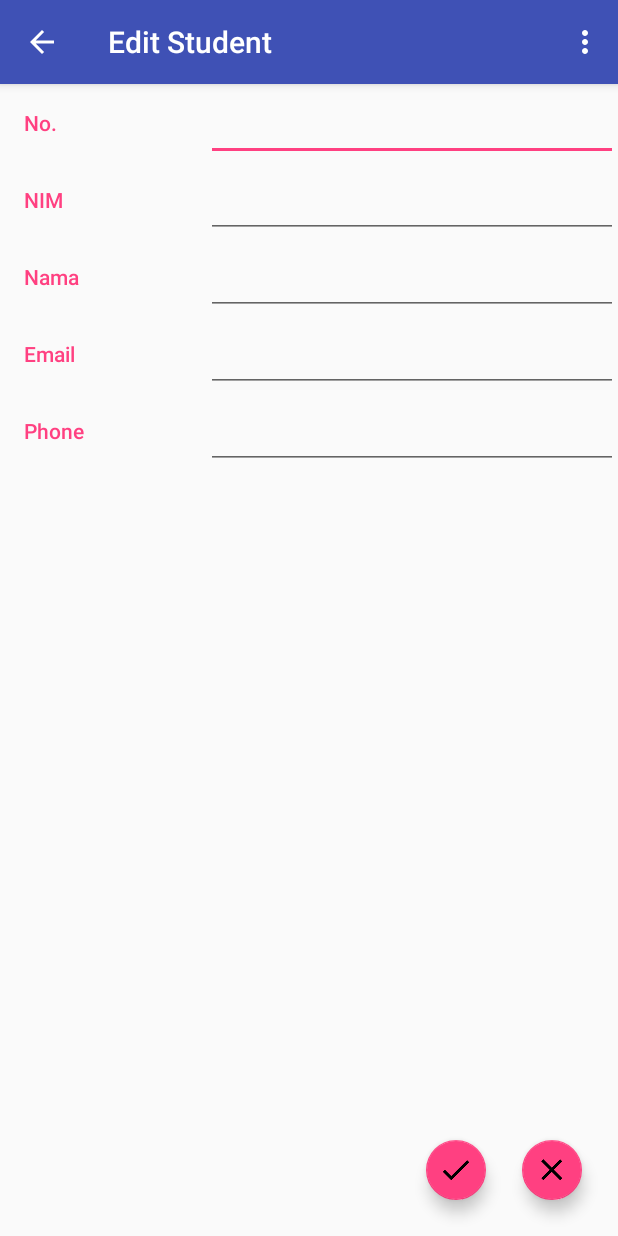
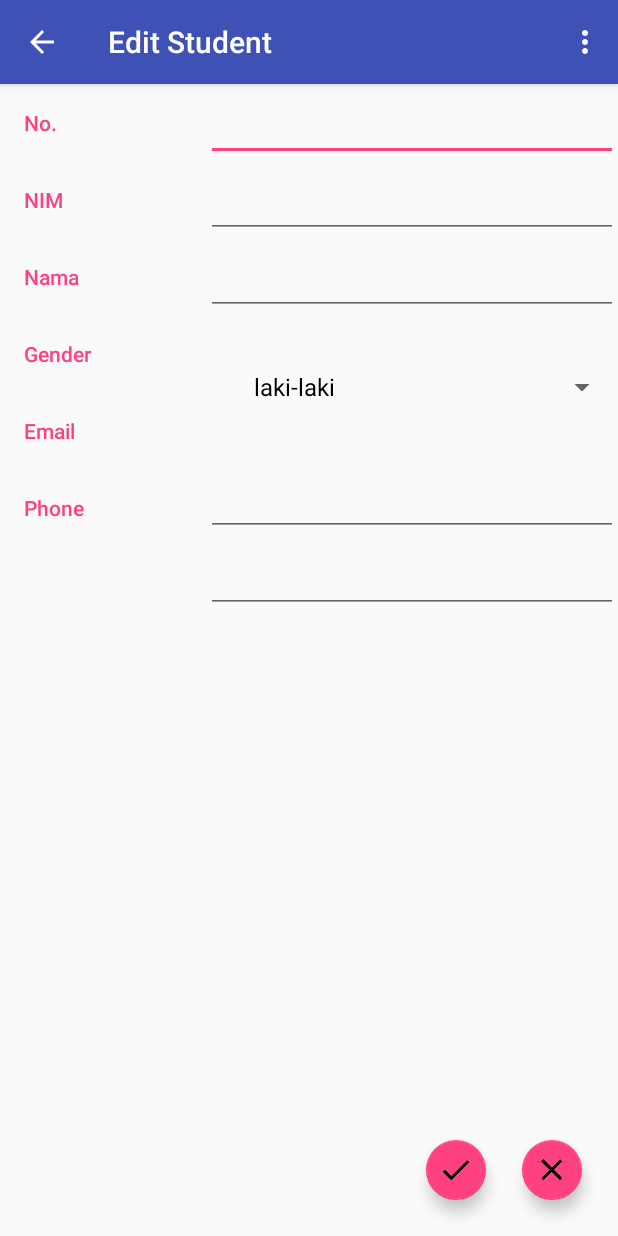
Before and after one commit to mekas/PracticeAdapter, an Android app: the FormAddStudentActivity screen opened directly, with no data from a screen before it, on a phone screen of 412 x 824 dp. Run offline under Robolectric (Android 15) with nearby library versions, the phone set to English and light mode, and no system bars; 6 statements that could not run were skipped.

Commit message:
Setup Spinner

```diff
--- a/app/src/main/java/com/example/pustikom/adapterplay/FormAddStudentActivity.java
+++ b/app/src/main/java/com/example/pustikom/adapterplay/FormAddStudentActivity.java
@@ -7,9 +7,13 @@ import android.support.v7.app.AppCompatActivity;
 import android.view.Menu;
 import android.view.MenuItem;
 import android.view.View;
+import android.widget.AdapterView;
+import android.widget.ArrayAdapter;
 import android.widget.EditText;
+import android.widget.Spinner;
 import android.widget.Toast;
 
+import com.example.pustikom.adapterplay.db.StudentEntry;
 import com.example.pustikom.adapterplay.user.Student;
 import com.example.pustikom.adapterplay.user.StudentList;
 
@@ -21,6 +25,8 @@ public class FormAddStudentActivity extends AppCompatActivity {
 
     private EditText idText, nameText, noregText, mailText, phoneText;
     private Student student;
+    private Spinner genderSpinner;
+    private int mGender;
     private int act;
 
     @Override
@@ -34,6 +40,7 @@ public class FormAddStudentActivity extends AppCompatActivity {
         noregText = (EditText) findViewById(R.id.edit_nim);
         phoneText = (EditText) findViewById(R.id.edit_phone);
         mailText = (EditText) findViewById(R.id.edit_email);
+        genderSpinner = (Spinner) findViewById(R.id.spinner_gender);
 
         //get Intent
         Intent intent = getIntent();
@@ -67,6 +74,32 @@ public class FormAddStudentActivity extends AppCompatActivity {
             @Override
             public void onClick(View view) {
                 saveData();
+            }
+        });
+        setupSpinner();
+    }
+
+    private void setupSpinner(){
+        ArrayAdapter genderSpinnerAdapter = new ArrayAdapter(this,R.layout.support_simple_spinner_dropdown_item, StudentEntry.GENDERS);
+        genderSpinnerAdapter.setDropDownViewResource(R.layout.support_simple_spinner_dropdown_item);
+        genderSpinner.setAdapter(genderSpinnerAdapter);
+        genderSpinner.setOnItemSelectedListener(new AdapterView.OnItemSelectedListener() {
+            @Override
+            public void onItemSelected(AdapterView<?> adapterView, View view, int position, long l) {
+                String gender = (String) adapterView.getItemAtPosition(position);
+                switch (gender){
+                    case StudentEntry.STRING_MALE:
+                        mGender = StudentEntry.CODE_MALE;
+                        break;
+                    case StudentEntry.STRING_FEMALE:
+                        mGender = StudentEntry.CODE_FEMALE;
+                        break;
+                }
+            }
+
+            @Override
+            public void onNothingSelected(AdapterView<?> parent){
+                mGender = StudentEntry.CODE_MALE;
             }
         });
     }
--- a/app/src/main/java/com/example/pustikom/adapterplay/db/StudentEntry.java
+++ b/app/src/main/java/com/example/pustikom/adapterplay/db/StudentEntry.java
@@ -1,6 +1,9 @@
 package com.example.pustikom.adapterplay.db;
 
 import android.provider.BaseColumns;
+
+import java.util.ArrayList;
+import java.util.Arrays;
 
 /**
  * Created by pustikom on 20/10/16.
@@ -14,7 +17,10 @@ public final class StudentEntry implements BaseColumns{
     public static final String COLUMN_MAIL="mail";
     public static final String COLUMN_PHONE="phone";
     public static final String COLUMN_GENDER="gender";
-    public static final int GENDER_MALE=0;
-    public static final int GENDER_FEMALE=1;
-
+    public static final int CODE_MALE =0;
+    public static final int CODE_FEMALE =1;
+    public static final String STRING_MALE ="laki-laki";
+    public static final String STRING_FEMALE = "Perempuan";
+    private static final String[] gender_option ={STRING_MALE, STRING_FEMALE};
+    public static final ArrayList<String> GENDERS = new ArrayList<String>(Arrays.asList(gender_option));
 }
--- a/app/src/main/res/layout/activity_add_student.xml
+++ b/app/src/main/res/layout/activity_add_student.xml
@@ -39,6 +39,12 @@
                 style="@style/TextViewStyle"
                 android:layout_width="match_parent"
                 android:layout_height="wrap_content"
+                android:text="Gender"/>
+
+            <TextView
+                style="@style/TextViewStyle"
+                android:layout_width="match_parent"
+                android:layout_height="wrap_content"
                 android:text="Email" />
 
             <TextView
@@ -65,6 +71,14 @@
             <EditText
                 android:id="@+id/edit_nama"
                 style="@style/EditStyle" />
+
+            <Spinner
+                android:id="@+id/spinner_gender"
+                android:layout_width="match_parent"
+                android:layout_height="wrap_content"
+                android:padding="24dp"
+                android:spinnerMode="dropdown"
+                />
 
             <EditText
                 android:id="@+id/edit_email"
```
Also changed, not shown: app/src/main/java/com/example/pustikom/adapterplay/user/Student.java (+18 -0 lines).
